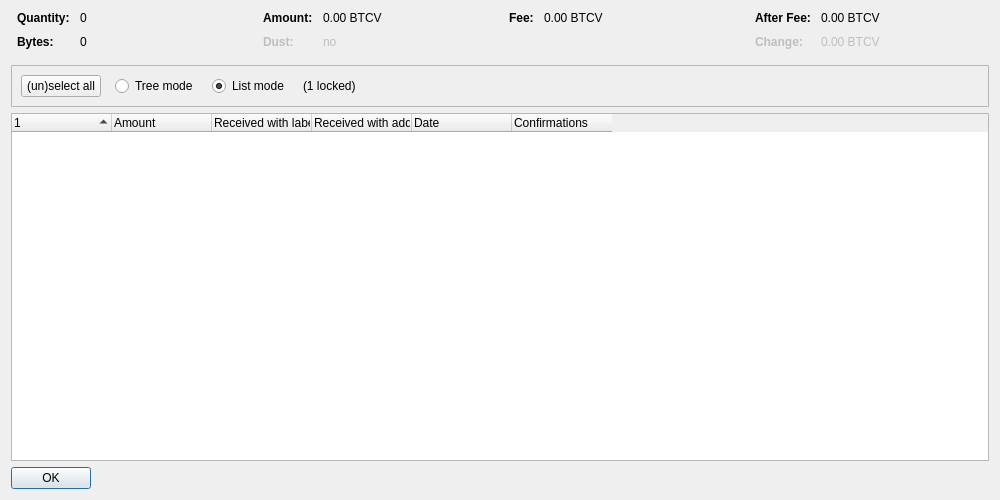
Above: src/qt/forms/coincontroldialog.ui from cpumil/bitcoinV before the change. Below: the same form after it.
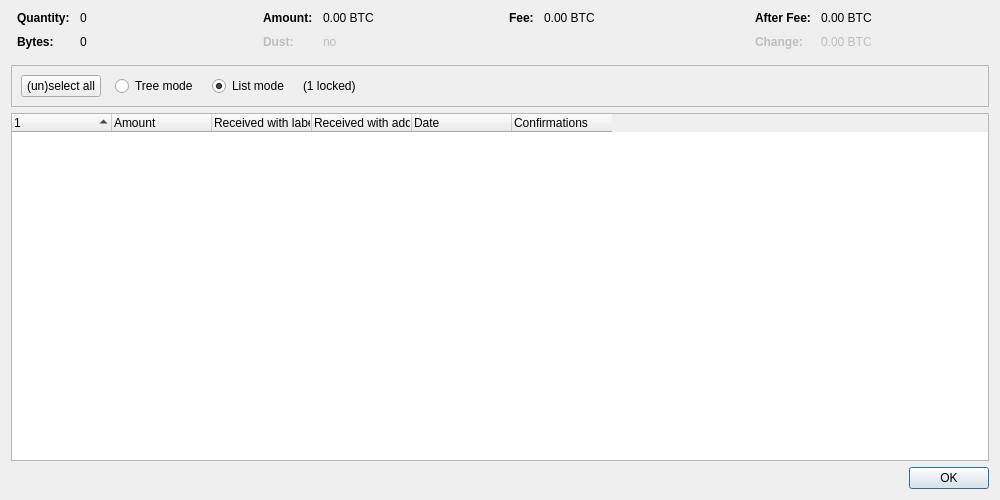
That is the form after the change. Custom widgets are drawn as their Qt base class.

Patch:
```diff
--- a/src/qt/forms/coincontroldialog.ui
+++ b/src/qt/forms/coincontroldialog.ui
@@ -132,7 +132,7 @@
           <enum>Qt::ActionsContextMenu</enum>
          </property>
          <property name="text">
-          <string notr="true">0.00 BTCV</string>
+          <string notr="true">0.00 BTC</string>
          </property>
          <property name="textInteractionFlags">
           <set>Qt::LinksAccessibleByMouse|Qt::TextSelectableByKeyboard|Qt::TextSelectableByMouse</set>
@@ -212,7 +212,7 @@
           <enum>Qt::ActionsContextMenu</enum>
          </property>
          <property name="text">
-          <string notr="true">0.00 BTCV</string>
+          <string notr="true">0.00 BTC</string>
          </property>
          <property name="textInteractionFlags">
           <set>Qt::LinksAccessibleByMouse|Qt::TextSelectableByKeyboard|Qt::TextSelectableByMouse</set>
@@ -257,7 +257,7 @@
           <enum>Qt::ActionsContextMenu</enum>
          </property>
          <property name="text">
-          <string notr="true">0.00 BTCV</string>
+          <string notr="true">0.00 BTC</string>
          </property>
          <property name="textInteractionFlags">
           <set>Qt::LinksAccessibleByMouse|Qt::TextSelectableByKeyboard|Qt::TextSelectableByMouse</set>
@@ -292,7 +292,7 @@
           <enum>Qt::ActionsContextMenu</enum>
          </property>
          <property name="text">
-          <string notr="true">0.00 BTCV</string>
+          <string notr="true">0.00 BTC</string>
          </property>
          <property name="textInteractionFlags">
           <set>Qt::LinksAccessibleByMouse|Qt::TextSelectableByKeyboard|Qt::TextSelectableByMouse</set>
@@ -467,12 +467,6 @@
    </item>
    <item>
     <widget class="QDialogButtonBox" name="buttonBox">
-     <property name="sizePolicy">
-      <sizepolicy hsizetype="Maximum" vsizetype="Fixed">
-       <horstretch>0</horstretch>
-       <verstretch>0</verstretch>
-      </sizepolicy>
-     </property>
      <property name="orientation">
       <enum>Qt::Horizontal</enum>
      </property>
```
